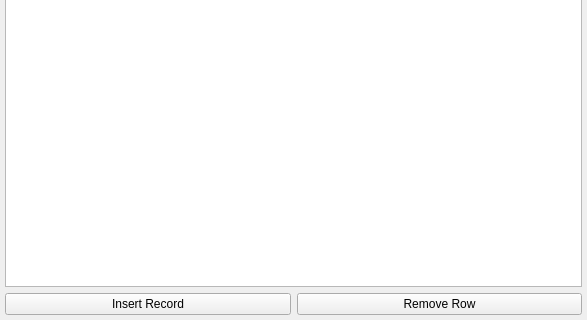
The window that src/gui/testdata_editor.ui (nevtum/XSeriesTestTool) describes before a commit, drawn with Qt 5; both pictures show x 0 to 587 and y 181 to 501 of the 587 by 501 pixel window.
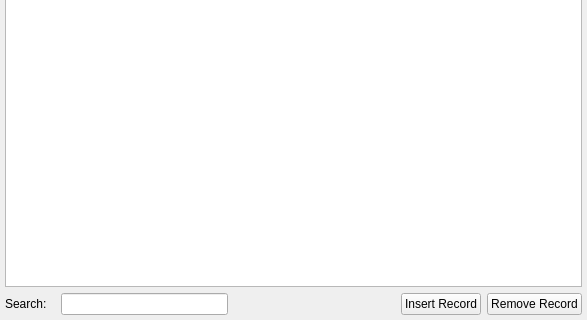
The same window after the commit.

Commit message: added regex support to test data editor

Patch:
```diff
--- a/src/gui/testdata_editor.ui
+++ b/src/gui/testdata_editor.ui
@@ -26,6 +26,47 @@
    </item>
    <item>
     <layout class="QHBoxLayout" name="horizontalLayout_2">
+     <item>
+      <widget class="QLabel" name="label">
+       <property name="sizePolicy">
+        <sizepolicy hsizetype="Fixed" vsizetype="Preferred">
+         <horstretch>0</horstretch>
+         <verstretch>0</verstretch>
+        </sizepolicy>
+       </property>
+       <property name="minimumSize">
+        <size>
+         <width>50</width>
+         <height>0</height>
+        </size>
+       </property>
+       <property name="baseSize">
+        <size>
+         <width>0</width>
+         <height>0</height>
+        </size>
+       </property>
+       <property name="text">
+        <string>Search:</string>
+       </property>
+      </widget>
+     </item>
+     <item>
+      <widget class="QLineEdit" name="lineEdit"/>
+     </item>
+     <item>
+      <spacer name="horizontalSpacer">
+       <property name="orientation">
+        <enum>Qt::Horizontal</enum>
+       </property>
+       <property name="sizeHint" stdset="0">
+        <size>
+         <width>40</width>
+         <height>20</height>
+        </size>
+       </property>
+      </spacer>
+     </item>
      <item>
       <widget class="QPushButton" name="btnInsert">
        <property name="text">
@@ -36,7 +77,7 @@
      <item>
       <widget class="QPushButton" name="btnRemove">
        <property name="text">
-        <string>Remove Row</string>
+        <string>Remove Record</string>
        </property>
       </widget>
      </item>
```
Left out of the diff: 2 changed lines with no effect on the pictures. The commit also changes 2 other files.
